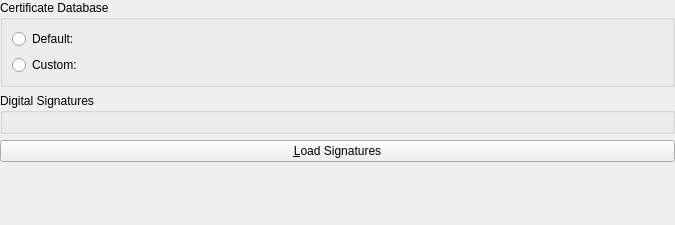
This is generators/poppler/conf/certsettingswidget.ui in KDE/okular as Qt 5 draws it before an edit. The edited form follows.
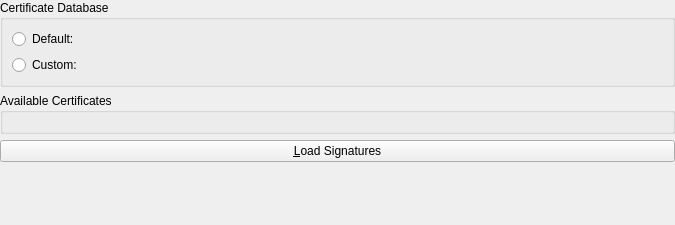
This is the edited form.

Commit message: pdf signining: Change label to more accurately reflect what the list is about

```diff
--- a/generators/poppler/conf/certsettingswidget.ui
+++ b/generators/poppler/conf/certsettingswidget.ui
@@ -59,7 +59,7 @@
    <item>
     <widget class="QGroupBox" name="certificatesGroup">
      <property name="title">
-      <string>Digital Signatures</string>
+      <string>Available Certificates</string>
      </property>
      <layout class="QVBoxLayout" name="certificatesPlaceholder"/>
     </widget>
```
